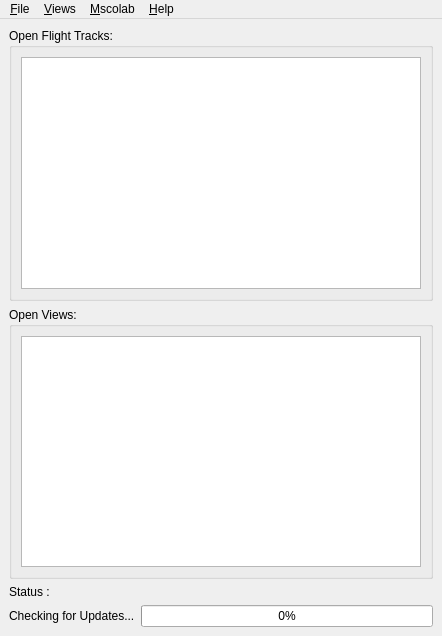
Open-MSS/MSS, file mslib/msui/ui/ui_mainwindow.ui: the form before one commit.
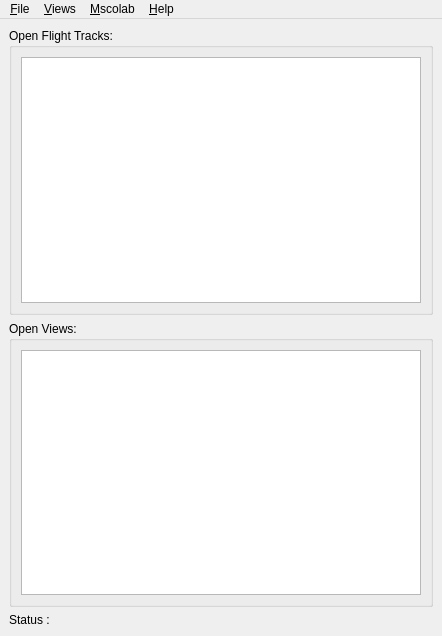
The form after the commit.

```diff
--- a/mslib/msui/ui/ui_mainwindow.ui
+++ b/mslib/msui/ui/ui_mainwindow.ui
@@ -74,36 +74,6 @@
       </property>
      </widget>
     </item>
-    <item>
-     <layout class="QHBoxLayout" name="horizontalLayout">
-      <item>
-       <widget class="QLabel" name="labelUpdate">
-        <property name="minimumSize">
-         <size>
-          <width>0</width>
-          <height>0</height>
-         </size>
-        </property>
-        <property name="text">
-         <string>Checking for Updates...</string>
-        </property>
-       </widget>
-      </item>
-      <item>
-       <widget class="QProgressBar" name="progressBar">
-        <property name="maximumSize">
-         <size>
-          <width>16777215</width>
-          <height>16777215</height>
-         </size>
-        </property>
-        <property name="value">
-         <number>0</number>
-        </property>
-       </widget>
-      </item>
-     </layout>
-    </item>
    </layout>
   </widget>
   <widget class="QMenuBar" name="menubar">
```
